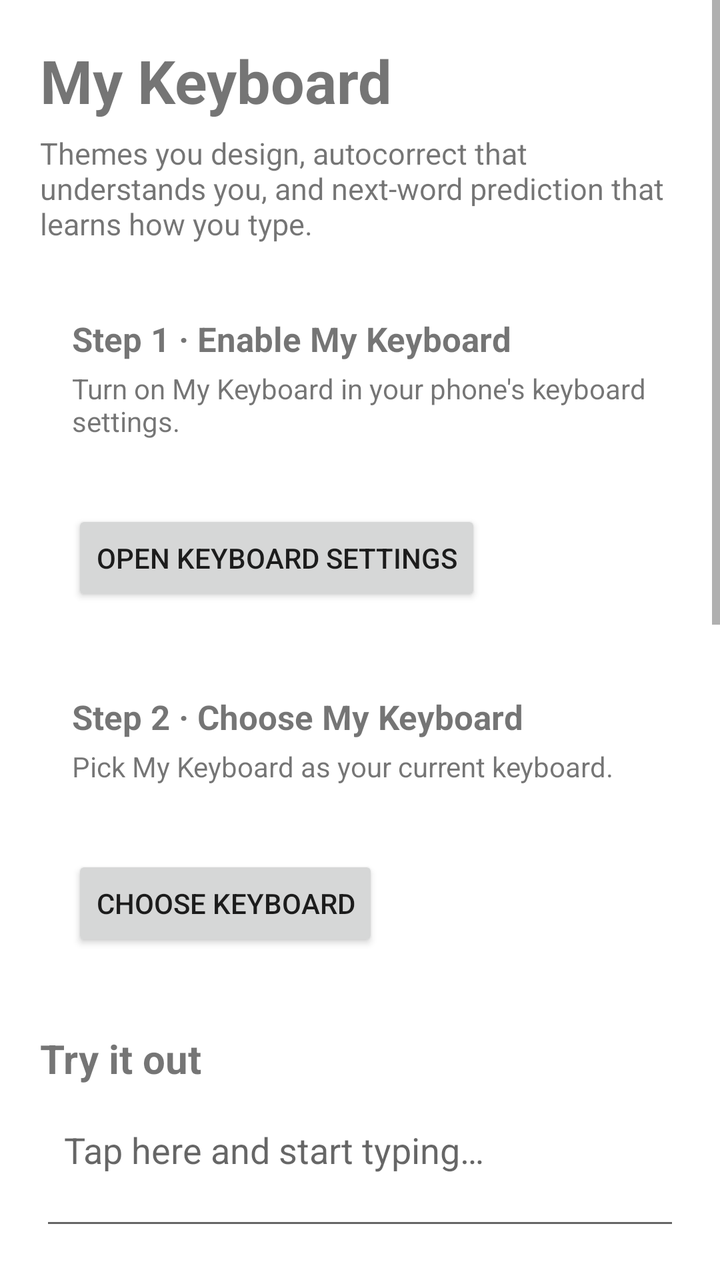
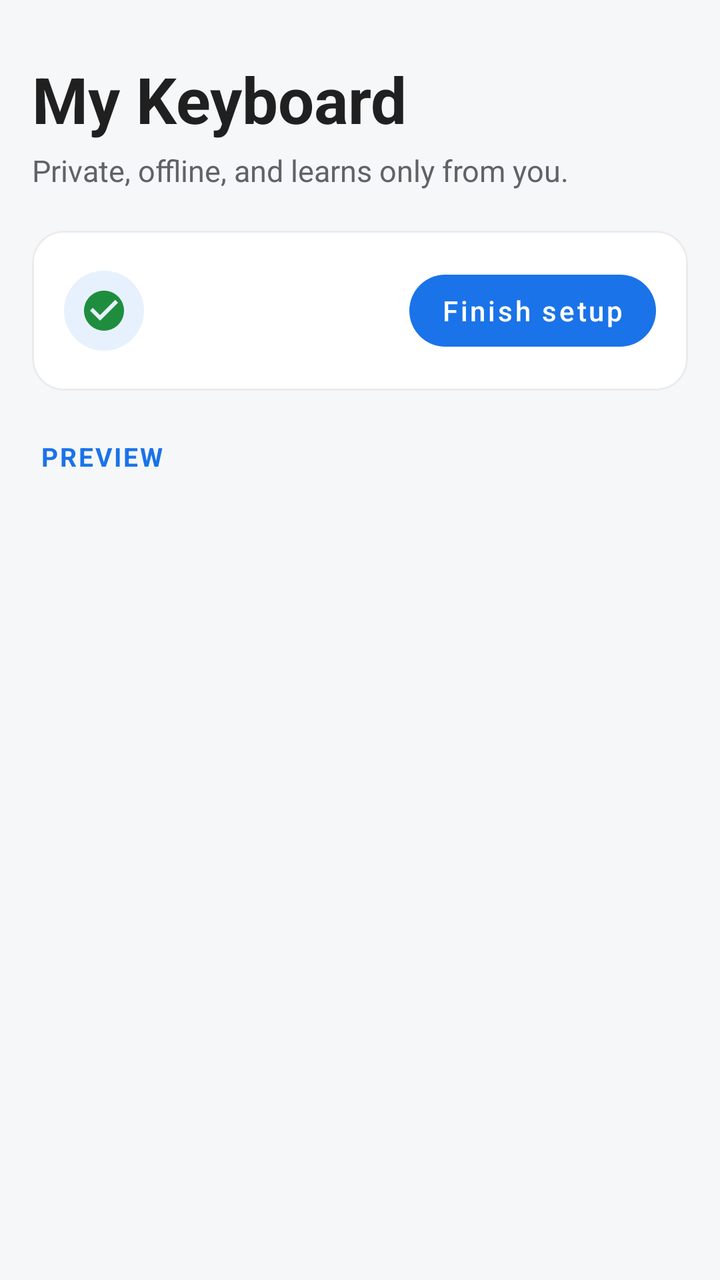

Compare the two renders of this Android layout. The source of the first and the diff that turns it into the second are given below.
<!-- AndroidManifest.xml: application theme Theme.Mykeyboard -->
<!-- res/layout/activity_main.xml -->
<?xml version="1.0" encoding="utf-8"?>
<ScrollView xmlns:android="http://schemas.android.com/apk/res/android"
    xmlns:app="http://schemas.android.com/apk/res-auto"
    android:layout_width="match_parent"
    android:layout_height="match_parent"
    android:fillViewport="true">

    <LinearLayout
        android:layout_width="match_parent"
        android:layout_height="wrap_content"
        android:orientation="vertical"
        android:padding="20dp">

        <TextView
            android:layout_width="wrap_content"
            android:layout_height="wrap_content"
            android:text="@string/app_name"
            android:textSize="30sp"
            android:textStyle="bold" />

        <TextView
            android:layout_width="match_parent"
            android:layout_height="wrap_content"
            android:layout_marginTop="6dp"
            android:text="@string/tagline"
            android:textSize="15sp" />

        
        <com.google.android.material.card.MaterialCardView
            android:layout_width="match_parent"
            android:layout_height="wrap_content"
            android:layout_marginTop="20dp"
            app:cardCornerRadius="16dp"
            app:cardElevation="0dp"
            app:strokeWidth="1dp">

            <LinearLayout
                android:layout_width="match_parent"
                android:layout_height="wrap_content"
                android:orientation="vertical"
                android:padding="16dp">

                <TextView
                    android:layout_width="wrap_content"
                    android:layout_height="wrap_content"
                    android:text="@string/step1_title"
                    android:textSize="17sp"
                    android:textStyle="bold" />

                <TextView
                    android:layout_width="match_parent"
                    android:layout_height="wrap_content"
                    android:layout_marginTop="4dp"
                    android:text="@string/step1_body" />

                <TextView
                    android:id="@+id/txtEnableStatus"
                    android:layout_width="wrap_content"
                    android:layout_height="wrap_content"
                    android:layout_marginTop="8dp"
                    android:textStyle="bold" />

                <Button
                    android:id="@+id/btnEnable"
                    android:layout_width="wrap_content"
                    android:layout_height="wrap_content"
                    android:layout_marginTop="8dp"
                    android:text="@string/step1_button" />
            </LinearLayout>
        </com.google.android.material.card.MaterialCardView>

        
        <com.google.android.material.card.MaterialCardView
            android:layout_width="match_parent"
            android:layout_height="wrap_content"
            android:layout_marginTop="12dp"
            app:cardCornerRadius="16dp"
            app:cardElevation="0dp"
            app:strokeWidth="1dp">

            <LinearLayout
                android:layout_width="match_parent"
                android:layout_height="wrap_content"
                android:orientation="vertical"
                android:padding="16dp">

                <TextView
                    android:layout_width="wrap_content"
                    android:layout_height="wrap_content"
                    android:text="@string/step2_title"
                    android:textSize="17sp"
                    android:textStyle="bold" />

                <TextView
                    android:layout_width="match_parent"
                    android:layout_height="wrap_content"
                    android:layout_marginTop="4dp"
                    android:text="@string/step2_body" />

                <TextView
                    android:id="@+id/txtSelectStatus"
                    android:layout_width="wrap_content"
                    android:layout_height="wrap_content"
                    android:layout_marginTop="8dp"
                    android:textStyle="bold" />

                <Button
                    android:id="@+id/btnSelect"
                    android:layout_width="wrap_content"
                    android:layout_height="wrap_content"
                    android:layout_marginTop="8dp"
                    android:text="@string/step2_button" />
            </LinearLayout>
        </com.google.android.material.card.MaterialCardView>

        
        <TextView
            android:layout_width="wrap_content"
            android:layout_height="wrap_content"
            android:layout_marginTop="24dp"
            android:text="@string/try_title"
            android:textSize="20sp"
            android:textStyle="bold" />

        <EditText
            android:id="@+id/editTry"
            android:layout_width="match_parent"
            android:layout_height="wrap_content"
            android:layout_marginTop="8dp"
            android:hint="@string/try_hint"
            android:importantForAutofill="no"
            android:inputType="textMultiLine|textCapSentences|textAutoCorrect"
            android:minLines="2"
            android:gravity="top"
            android:padding="12dp" />

        
        <TextView
            android:layout_width="wrap_content"
            android:layout_height="wrap_content"
            android:layout_marginTop="24dp"
            android:text="@string/themes_title"
            android:textSize="20sp"
            android:textStyle="bold" />

        <TextView
            android:layout_width="match_parent"
            android:layout_height="wrap_content"
            android:layout_marginTop="4dp"
            android:text="@string/themes_body" />

        <com.google.android.material.card.MaterialCardView
            android:layout_width="match_parent"
            android:layout_height="wrap_content"
            android:layout_marginTop="12dp"
            app:cardCornerRadius="16dp"
            app:cardElevation="2dp">

            <LinearLayout
                android:id="@+id/previewContainer"
                android:layout_width="match_parent"
                android:layout_height="wrap_content"
                android:orientation="vertical" />
        </com.google.android.material.card.MaterialCardView>

        <androidx.recyclerview.widget.RecyclerView
            android:id="@+id/recyclerThemes"
            android:layout_width="match_parent"
            android:layout_height="wrap_content"
            android:layout_marginTop="12dp"
            android:nestedScrollingEnabled="false"
            android:overScrollMode="never" />

        
        <TextView
            android:layout_width="wrap_content"
            android:layout_height="wrap_content"
            android:layout_marginTop="20dp"
            android:text="@string/custom_title"
            android:textSize="18sp"
            android:textStyle="bold" />

        <TextView
            android:layout_width="match_parent"
            android:layout_height="wrap_content"
            android:layout_marginTop="4dp"
            android:text="@string/custom_body" />

        <LinearLayout
            android:id="@+id/customContainer"
            android:layout_width="match_parent"
            android:layout_height="wrap_content"
            android:layout_marginTop="8dp"
            android:orientation="vertical" />

        <Button
            android:id="@+id/btnUseCustom"
            android:layout_width="wrap_content"
            android:layout_height="wrap_content"
            android:layout_marginTop="8dp"
            android:text="@string/custom_apply" />

        
        <TextView
            android:layout_width="wrap_content"
            android:layout_height="wrap_content"
            android:layout_marginTop="24dp"
            android:text="@string/typing_title"
            android:textSize="20sp"
            android:textStyle="bold" />

        <com.google.android.material.switchmaterial.SwitchMaterial
            android:id="@+id/swAutocorrect"
            android:layout_width="match_parent"
            android:layout_height="wrap_content"
            android:layout_marginTop="8dp"
            android:paddingVertical="10dp"
            android:text="@string/pref_autocorrect" />

        <TextView
            android:layout_width="match_parent"
            android:layout_height="wrap_content"
            android:text="@string/pref_autocorrect_sum"
            android:textSize="13sp" />

        <com.google.android.material.switchmaterial.SwitchMaterial
            android:id="@+id/swPrediction"
            android:layout_width="match_parent"
            android:layout_height="wrap_content"
            android:layout_marginTop="8dp"
            android:paddingVertical="10dp"
            android:text="@string/pref_prediction" />

        <TextView
            android:layout_width="match_parent"
            android:layout_height="wrap_content"
            android:text="@string/pref_prediction_sum"
            android:textSize="13sp" />

        <com.google.android.material.switchmaterial.SwitchMaterial
            android:id="@+id/swPopup"
            android:layout_width="match_parent"
            android:layout_height="wrap_content"
            android:paddingVertical="10dp"
            android:text="@string/pref_popup" />

        <com.google.android.material.switchmaterial.SwitchMaterial
            android:id="@+id/swVibrate"
            android:layout_width="match_parent"
            android:layout_height="wrap_content"
            android:paddingVertical="10dp"
            android:text="@string/pref_vibrate" />

        <com.google.android.material.switchmaterial.SwitchMaterial
            android:id="@+id/swSound"
            android:layout_width="match_parent"
            android:layout_height="wrap_content"
            android:paddingVertical="10dp"
            android:text="@string/pref_sound" />

        <Button
            android:id="@+id/btnClear"
            style="@style/Widget.MaterialComponents.Button.OutlinedButton"
            android:layout_width="wrap_content"
            android:layout_height="wrap_content"
            android:layout_marginTop="12dp"
            android:layout_marginBottom="24dp"
            android:text="@string/clear_learned" />
    </LinearLayout>
</ScrollView>
<!-- resources referenced by this layout -->
<resources>
  <string name="app_name">My Keyboard</string>
  <string name="clear_learned">Clear learned words</string>
  <string name="custom_apply">Use custom theme</string>
  <string name="custom_body">Choose your own colours for the keyboard.</string>
  <string name="custom_title">Custom theme</string>
  <string name="pref_autocorrect">Auto-correction</string>
  <string name="pref_autocorrect_sum">Fix misspelled words when you press space</string>
  <string name="pref_popup">Key popup</string>
  <string name="pref_prediction">Next-word prediction</string>
  <string name="pref_prediction_sum">Suggest the next word, learned from your own typing</string>
  <string name="pref_sound">Sound on keypress</string>
  <string name="pref_vibrate">Vibrate on keypress</string>
  <string name="step1_body">Turn on My Keyboard in your phone\'s keyboard settings.</string>
  <string name="step1_button">Open keyboard settings</string>
  <string name="step1_title">Step 1 · Enable My Keyboard</string>
  <string name="step2_body">Pick My Keyboard as your current keyboard.</string>
  <string name="step2_button">Choose keyboard</string>
  <string name="step2_title">Step 2 · Choose My Keyboard</string>
  <string name="tagline">Themes you design, autocorrect that understands you, and next-word prediction that learns how you type.</string>
  <string name="themes_body">Pick a preset or build your own below. Changes apply instantly.</string>
  <string name="themes_title">Themes</string>
  <string name="try_hint">Tap here and start typing…</string>
  <string name="try_title">Try it out</string>
  <string name="typing_title">Typing</string>
  <style name="Theme.Mykeyboard" parent="Theme.MaterialComponents.DayNight.NoActionBar">
          <item name="colorPrimary">@color/brand_500</item>
          <item name="colorPrimaryVariant">@color/brand_700</item>
          <item name="colorOnPrimary">@color/white</item>
          <item name="colorSecondary">@color/teal_200</item>
          <item name="colorSecondaryVariant">@color/teal_700</item>
          <item name="colorOnSecondary">@color/black</item>
          <item name="android:statusBarColor">?attr/colorPrimaryVariant</item>
      </style>
  <color name="brand_500">#FF1A73E8</color>
  <color name="brand_700">#FF1558B0</color>
  <color name="white">#FFFFFFFF</color>
  <color name="teal_200">#FF03DAC5</color>
  <color name="teal_700">#FF018786</color>
  <color name="black">#FF000000</color>
</resources>

<!-- the commit's change to res/layout/activity_main.xml (unified diff, before → after) -->
@@ -3,158 +3,111 @@
     xmlns:app="http://schemas.android.com/apk/res-auto"
     android:layout_width="match_parent"
     android:layout_height="match_parent"
-    android:fillViewport="true">
+    android:fillViewport="true"
+    android:scrollbars="none">
 
     <LinearLayout
         android:layout_width="match_parent"
         android:layout_height="wrap_content"
         android:orientation="vertical"
-        android:padding="20dp">
+        android:paddingHorizontal="16dp"
+        android:paddingTop="28dp"
+        android:paddingBottom="24dp">
 
         <TextView
             android:layout_width="wrap_content"
             android:layout_height="wrap_content"
             android:text="@string/app_name"
-            android:textSize="30sp"
-            android:textStyle="bold" />
-
-        <TextView
-            android:layout_width="match_parent"
-            android:layout_height="wrap_content"
-            android:layout_marginTop="6dp"
-            android:text="@string/tagline"
-            android:textSize="15sp" />
-
-        
-        <com.google.android.material.card.MaterialCardView
-            android:layout_width="match_parent"
-            android:layout_height="wrap_content"
-            android:layout_marginTop="20dp"
-            app:cardCornerRadius="16dp"
-            app:cardElevation="0dp"
-            app:strokeWidth="1dp">
-
-            <LinearLayout
-                android:layout_width="match_parent"
-                android:layout_height="wrap_content"
-                android:orientation="vertical"
-                android:padding="16dp">
-
-                <TextView
-                    android:layout_width="wrap_content"
-                    android:layout_height="wrap_content"
-                    android:text="@string/step1_title"
-                    android:textSize="17sp"
-                    android:textStyle="bold" />
-
-                <TextView
-                    android:layout_width="match_parent"
-                    android:layout_height="wrap_content"
-                    android:layout_marginTop="4dp"
-                    android:text="@string/step1_body" />
-
-                <TextView
-                    android:id="@+id/txtEnableStatus"
-                    android:layout_width="wrap_content"
-                    android:layout_height="wrap_content"
-                    android:layout_marginTop="8dp"
-                    android:textStyle="bold" />
-
-                <Button
-                    android:id="@+id/btnEnable"
-                    android:layout_width="wrap_content"
-                    android:layout_height="wrap_content"
-                    android:layout_marginTop="8dp"
-                    android:text="@string/step1_button" />
-            </LinearLayout>
-        </com.google.android.material.card.MaterialCardView>
-
-        
-        <com.google.android.material.card.MaterialCardView
-            android:layout_width="match_parent"
-            android:layout_height="wrap_content"
-            android:layout_marginTop="12dp"
-            app:cardCornerRadius="16dp"
-            app:cardElevation="0dp"
-            app:strokeWidth="1dp">
-
-            <LinearLayout
-                android:layout_width="match_parent"
-                android:layout_height="wrap_content"
-                android:orientation="vertical"
-                android:padding="16dp">
-
-                <TextView
-                    android:layout_width="wrap_content"
-                    android:layout_height="wrap_content"
-                    android:text="@string/step2_title"
-                    android:textSize="17sp"
-                    android:textStyle="bold" />
-
-                <TextView
-                    android:layout_width="match_parent"
-                    android:layout_height="wrap_content"
-                    android:layout_marginTop="4dp"
-                    android:text="@string/step2_body" />
-
-                <TextView
-                    android:id="@+id/txtSelectStatus"
-                    android:layout_width="wrap_content"
-                    android:layout_height="wrap_content"
-                    android:layout_marginTop="8dp"
-                    android:textStyle="bold" />
-
-                <Button
-                    android:id="@+id/btnSelect"
-                    android:layout_width="wrap_content"
-                    android:layout_height="wrap_content"
-                    android:layout_marginTop="8dp"
-                    android:text="@string/step2_button" />
-            </LinearLayout>
-        </com.google.android.material.card.MaterialCardView>
-
-        
-        <TextView
-            android:layout_width="wrap_content"
-            android:layout_height="wrap_content"
-            android:layout_marginTop="24dp"
-            android:text="@string/try_title"
-            android:textSize="20sp"
-            android:textStyle="bold" />
-
-        <EditText
-            android:id="@+id/editTry"
-            android:layout_width="match_parent"
-            android:layout_height="wrap_content"
-            android:layout_marginTop="8dp"
-            android:hint="@string/try_hint"
-            android:importantForAutofill="no"
-            android:inputType="textMultiLine|textCapSentences|textAutoCorrect"
-            android:minLines="2"
-            android:gravity="top"
-            android:padding="12dp" />
-
-        
-        <TextView
-            android:layout_width="wrap_content"
-            android:layout_height="wrap_content"
-            android:layout_marginTop="24dp"
-            android:text="@string/themes_title"
-            android:textSize="20sp"
+            android:textColor="?android:attr/textColorPrimary"
+            android:textSize="32sp"
             android:textStyle="bold" />
 
         <TextView
             android:layout_width="match_parent"
             android:layout_height="wrap_content"
             android:layout_marginTop="4dp"
-            android:text="@string/themes_body" />
+            android:text="@string/tagline"
+            android:textColor="@color/text_secondary"
+            android:textSize="15sp" />
+
+        
+        <com.google.android.material.card.MaterialCardView
+            android:id="@+id/cardStatus"
+            android:layout_width="match_parent"
+            android:layout_height="wrap_content"
+            android:layout_marginTop="20dp"
+            android:clickable="true"
+            android:focusable="true"
+            app:cardCornerRadius="16dp"
+            app:cardElevation="0dp"
+            app:strokeColor="@color/card_stroke"
+            app:strokeWidth="1dp">
+
+            <LinearLayout
+                android:layout_width="match_parent"
+                android:layout_height="wrap_content"
+                android:gravity="center_vertical"
+                android:orientation="horizontal"
+                android:padding="16dp">
+
+                <ImageView
+                    android:id="@+id/imgStatus"
+                    android:layout_width="40dp"
+                    android:layout_height="40dp"
+                    android:background="@drawable/bg_icon_circle"
+                    android:contentDescription="@null"
+                    android:padding="8dp"
+                    android:src="@drawable/ic_check_circle"
+                    app:tint="@color/status_good" />
+
+                <LinearLayout
+                    android:layout_width="0dp"
+                    android:layout_height="wrap_content"
+                    android:layout_marginStart="14dp"
+                    android:layout_weight="1"
+                    android:orientation="vertical">
+
+                    <TextView
+                        android:id="@+id/txtStatusTitle"
+                        android:layout_width="match_parent"
+                        android:layout_height="wrap_content"
+                        android:textColor="?android:attr/textColorPrimary"
+                        android:textSize="16sp"
+                        android:textStyle="bold" />
+
+                    <TextView
+                        android:id="@+id/txtStatusBody"
+                        android:layout_width="match_parent"
+                        android:layout_height="wrap_content"
+                        android:layout_marginTop="2dp"
+                        android:textColor="@color/text_secondary"
+                        android:textSize="13sp" />
+                </LinearLayout>
+
+                <com.google.android.material.button.MaterialButton
+                    android:id="@+id/btnStatusAction"
+                    style="@style/Widget.MaterialComponents.Button.UnelevatedButton"
+                    android:layout_width="wrap_content"
+                    android:layout_height="wrap_content"
+                    android:layout_marginStart="8dp"
+                    android:text="@string/home_status_action"
+                    android:textAllCaps="false"
+                    app:cornerRadius="20dp" />
+            </LinearLayout>
+        </com.google.android.material.card.MaterialCardView>
+
+        
+        <TextView
+            style="@style/SectionHeader"
+            android:text="@string/home_preview_title" />
 
         <com.google.android.material.card.MaterialCardView
             android:layout_width="match_parent"
             android:layout_height="wrap_content"
-            android:layout_marginTop="12dp"
             app:cardCornerRadius="16dp"
-            app:cardElevation="2dp">
+            app:cardElevation="0dp"
+            app:strokeColor="@color/card_stroke"
+            app:strokeWidth="1dp">
 
             <LinearLayout
                 android:id="@+id/previewContainer"
@@ -163,108 +116,11 @@
                 android:orientation="vertical" />
         </com.google.android.material.card.MaterialCardView>
 
-        <androidx.recyclerview.widget.RecyclerView
-            android:id="@+id/recyclerThemes"
+        
+        <LinearLayout
+            android:id="@+id/navContainer"
             android:layout_width="match_parent"
             android:layout_height="wrap_content"
-            android:layout_marginTop="12dp"
-            android:nestedScrollingEnabled="false"
-            android:overScrollMode="never" />
-
-        
-        <TextView
-            android:layout_width="wrap_content"
-            android:layout_height="wrap_content"
-            android:layout_marginTop="20dp"
-            android:text="@string/custom_title"
-            android:textSize="18sp"
-            android:textStyle="bold" />
-
-        <TextView
-            android:layout_width="match_parent"
-            android:layout_height="wrap_content"
-            android:layout_marginTop="4dp"
-            android:text="@string/custom_body" />
-
-        <LinearLayout
-            android:id="@+id/customContainer"
-            android:layout_width="match_parent"
-            android:layout_height="wrap_content"
-            android:layout_marginTop="8dp"
             android:orientation="vertical" />
-
-        <Button
-            android:id="@+id/btnUseCustom"
-            android:layout_width="wrap_content"
-            android:layout_height="wrap_content"
-            android:layout_marginTop="8dp"
-            android:text="@string/custom_apply" />
-
-        
-        <TextView
-            android:layout_width="wrap_content"
-            android:layout_height="wrap_content"
-            android:layout_marginTop="24dp"
-            android:text="@string/typing_title"
-            android:textSize="20sp"
-            android:textStyle="bold" />
-
-        <com.google.android.material.switchmaterial.SwitchMaterial
-            android:id="@+id/swAutocorrect"
-            android:layout_width="match_parent"
-            android:layout_height="wrap_content"
-            android:layout_marginTop="8dp"
-            android:paddingVertical="10dp"
-            android:text="@string/pref_autocorrect" />
-
-        <TextView
-            android:layout_width="match_parent"
-            android:layout_height="wrap_content"
-            android:text="@string/pref_autocorrect_sum"
-            android:textSize="13sp" />
-
-        <com.google.android.material.switchmaterial.SwitchMaterial
-            android:id="@+id/swPrediction"
-            android:layout_width="match_parent"
-            android:layout_height="wrap_content"
-            android:layout_marginTop="8dp"
-            android:paddingVertical="10dp"
-            android:text="@string/pref_prediction" />
-
-        <TextView
-            android:layout_width="match_parent"
-            android:layout_height="wrap_content"
-            android:text="@string/pref_prediction_sum"
-            android:textSize="13sp" />
-
-        <com.google.android.material.switchmaterial.SwitchMaterial
-            android:id="@+id/swPopup"
-            android:layout_width="match_parent"
-            android:layout_height="wrap_content"
-            android:paddingVertical="10dp"
-            android:text="@string/pref_popup" />
-
-        <com.google.android.material.switchmaterial.SwitchMaterial
-            android:id="@+id/swVibrate"
-            android:layout_width="match_parent"
-            android:layout_height="wrap_content"
-            android:paddingVertical="10dp"
-            android:text="@string/pref_vibrate" />
-
-        <com.google.android.material.switchmaterial.SwitchMaterial
-            android:id="@+id/swSound"
-            android:layout_width="match_parent"
-            android:layout_height="wrap_content"
-            android:paddingVertical="10dp"
-            android:text="@string/pref_sound" />
-
-        <Button
-            android:id="@+id/btnClear"
-            style="@style/Widget.MaterialComponents.Button.OutlinedButton"
-            android:layout_width="wrap_content"
-            android:layout_height="wrap_content"
-            android:layout_marginTop="12dp"
-            android:layout_marginBottom="24dp"
-            android:text="@string/clear_learned" />
     </LinearLayout>
 </ScrollView>
<!-- resource entries referenced after the edit -->
@@ -1,43 +1,51 @@
 <!-- resources referenced by this layout -->
 <resources>
+  <color name="card_stroke">#14000000</color>
+  <color name="status_good">#FF1E8E3E</color>
+  <color name="text_secondary">#FF5F6368</color>
+  <!-- drawable bg_icon_circle (drawable) -->
+  <shape xmlns:android="http://schemas.android.com/apk/res/android" android:shape="oval">
+      <solid android:color="@color/icon_circle" />
+  </shape>
+  <!-- drawable ic_check_circle (drawable) -->
+  <vector xmlns:android="http://schemas.android.com/apk/res/android"
+      android:width="24dp" android:height="24dp"
+      android:viewportWidth="24" android:viewportHeight="24"
+      android:tint="?attr/colorControlNormal">
+      <path android:fillColor="@android:color/white" android:pathData="M12,2C6.48,2 2,6.48 2,12s4.48,10 10,10 10,-4.48 10,-10S17.52,2 12,2zM10,17l-5,-5 1.41,-1.41L10,14.17l7.59,-7.59L19,8l-9,9z" />
+  </vector>
   <string name="app_name">My Keyboard</string>
-  <string name="clear_learned">Clear learned words</string>
-  <string name="custom_apply">Use custom theme</string>
-  <string name="custom_body">Choose your own colours for the keyboard.</string>
-  <string name="custom_title">Custom theme</string>
-  <string name="pref_autocorrect">Auto-correction</string>
-  <string name="pref_autocorrect_sum">Fix misspelled words when you press space</string>
-  <string name="pref_popup">Key popup</string>
-  <string name="pref_prediction">Next-word prediction</string>
-  <string name="pref_prediction_sum">Suggest the next word, learned from your own typing</string>
-  <string name="pref_sound">Sound on keypress</string>
-  <string name="pref_vibrate">Vibrate on keypress</string>
-  <string name="step1_body">Turn on My Keyboard in your phone\'s keyboard settings.</string>
-  <string name="step1_button">Open keyboard settings</string>
-  <string name="step1_title">Step 1 · Enable My Keyboard</string>
-  <string name="step2_body">Pick My Keyboard as your current keyboard.</string>
-  <string name="step2_button">Choose keyboard</string>
-  <string name="step2_title">Step 2 · Choose My Keyboard</string>
-  <string name="tagline">Themes you design, autocorrect that understands you, and next-word prediction that learns how you type.</string>
-  <string name="themes_body">Pick a preset or build your own below. Changes apply instantly.</string>
-  <string name="themes_title">Themes</string>
-  <string name="try_hint">Tap here and start typing…</string>
-  <string name="try_title">Try it out</string>
-  <string name="typing_title">Typing</string>
+  <string name="home_preview_title">Preview</string>
+  <string name="home_status_action">Finish setup</string>
+  <string name="tagline">Private, offline, and learns only from you.</string>
+  <style name="SectionHeader">
+          <item name="android:layout_width">wrap_content</item>
+          <item name="android:layout_height">wrap_content</item>
+          <item name="android:layout_marginTop">24dp</item>
+          <item name="android:layout_marginBottom">8dp</item>
+          <item name="android:layout_marginStart">4dp</item>
+          <item name="android:textSize">13sp</item>
+          <item name="android:textStyle">bold</item>
+          <item name="android:textAllCaps">true</item>
+          <item name="android:letterSpacing">0.08</item>
+          <item name="android:textColor">?attr/colorPrimary</item>
+      </style>
   <style name="Theme.Mykeyboard" parent="Theme.MaterialComponents.DayNight.NoActionBar">
           <item name="colorPrimary">@color/brand_500</item>
           <item name="colorPrimaryVariant">@color/brand_700</item>
           <item name="colorOnPrimary">@color/white</item>
-          <item name="colorSecondary">@color/teal_200</item>
-          <item name="colorSecondaryVariant">@color/teal_700</item>
-          <item name="colorOnSecondary">@color/black</item>
-          <item name="android:statusBarColor">?attr/colorPrimaryVariant</item>
+          <item name="colorSecondary">@color/brand_500</item>
+          <item name="colorSecondaryVariant">@color/brand_700</item>
+          <item name="colorOnSecondary">@color/white</item>
+          <item name="android:windowBackground">@color/screen_bg</item>
+          <item name="android:statusBarColor">@color/screen_bg</item>
+          <item name="android:windowLightStatusBar" tools:targetApi="m">true</item>
+          <item name="android:navigationBarColor">@color/screen_bg</item>
       </style>
+  <color name="icon_circle">#1A1A73E8</color>
   <color name="brand_500">#FF1A73E8</color>
   <color name="brand_700">#FF1558B0</color>
   <color name="white">#FFFFFFFF</color>
-  <color name="teal_200">#FF03DAC5</color>
-  <color name="teal_700">#FF018786</color>
-  <color name="black">#FF000000</color>
+  <color name="screen_bg">#FFF6F7F9</color>
 </resources>
 
